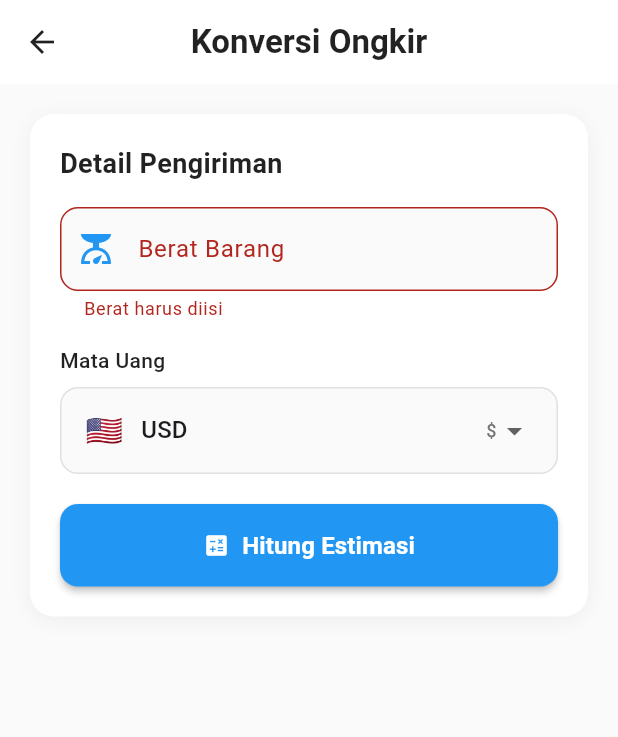
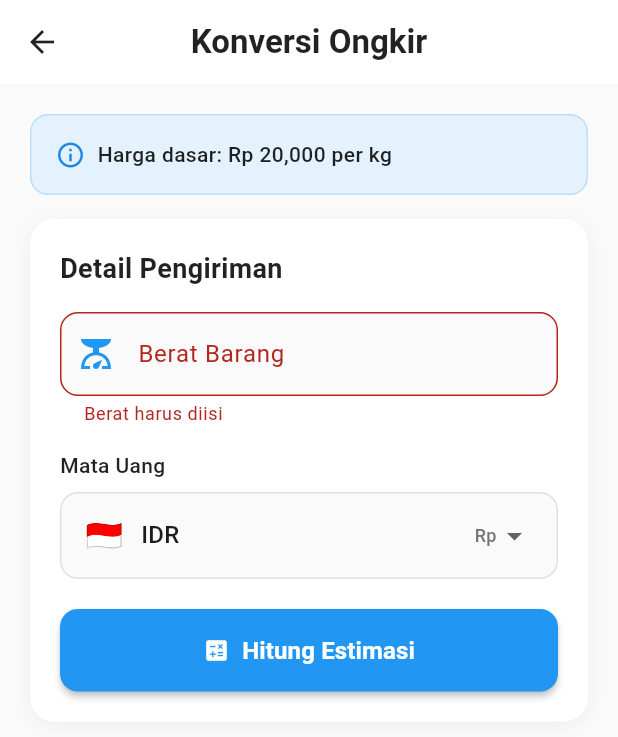
Before and after one commit to tarableisa/Aplikasi_Pengiriman_Barang_Antik-Mobile, a Flutter app: the KonversiScreen screen opened directly, after a tap on "Hitung Estimasi", on a phone screen of 412 x 824 dp. Shown: the top 737 px of the screen. Run offline on Flutter 3.47's test engine with Material 3 defaults, Android fonts, the phone set to English and light mode, and no system bars; our stand-ins replace awesome_notifications, flutter_dotenv, geocoding, geolocator, google_maps_flutter, image_picker and 3 more; accounts and stored records are empty.

Commit message:
perubahan baru

```diff
--- a/lib/screen/konversi/konversi_ongkir_screen.dart
+++ b/lib/screen/konversi/konversi_ongkir_screen.dart
@@ -16,14 +16,23 @@ class _KonversiScreenState extends State<KonversiScreen> {
   final _beratController = TextEditingController();
   final _formKey = GlobalKey<FormState>();
 
+  // Kurs mata uang yang realistis (1 unit mata uang = berapa IDR)
   final _kurs = {
-    'USD': {'rate': 0.77, 'symbol': '\$', 'flag': '🇺🇸'},
-    'EUR': {'rate': 0.87, 'symbol': '€', 'flag': '🇪🇺'},
-    'JPY': {'rate': 0.134, 'symbol': '¥', 'flag': '🇯🇵'},
     'IDR': {'rate': 1.0, 'symbol': 'Rp', 'flag': '🇮🇩'},
+    'USD': {
+      'rate': 15500.0,
+      'symbol': '\$',
+      'flag': '🇺🇸'
+    }, // 1 USD = 15,500 IDR
+    'EUR': {
+      'rate': 16800.0,
+      'symbol': '€',
+      'flag': '🇪🇺'
+    }, // 1 EUR = 16,800 IDR
+    'JPY': {'rate': 108.0, 'symbol': '¥', 'flag': '🇯🇵'}, // 1 JPY = 108 IDR
   };
 
-  String _selectedCurrency = 'USD';
+  String _selectedCurrency = 'IDR';
   double? _convertedValue;
   List<Map<String, dynamic>> _histori = [];
 
@@ -81,10 +90,12 @@ class _KonversiScreenState extends State<KonversiScreen> {
     if (!_formKey.currentState!.validate()) return;
 
     final berat = double.parse(_beratController.text);
-    final hargaPerKgIDR = 20000;
-    final totalIDR = berat * hargaPerKgIDR;
+    final hargaPerKgIDR = 20000.0; // Harga per kg dalam IDR
+    final totalIDR = berat * hargaPerKgIDR; // Total dalam IDR
+
+    // Konversi dari IDR ke mata uang yang dipilih
     final rate = _kurs[_selectedCurrency]?['rate'] as double? ?? 1.0;
-    final hasil = totalIDR * rate;
+    final hasil = totalIDR / rate; // Bagi dengan rate untuk konversi dari IDR
 
     setState(() {
       _convertedValue = hasil;
@@ -111,7 +122,14 @@ class _KonversiScreenState extends State<KonversiScreen> {
     final currency = _kurs[_selectedCurrency];
     if (currency == null) return const SizedBox.shrink();
 
-    final formatter = NumberFormat('#,##0.00');
+    // Format angka sesuai mata uang
+    String formattedValue;
+    if (_selectedCurrency == 'JPY') {
+      // JPY tidak menggunakan desimal
+      formattedValue = NumberFormat('#,##0').format(_convertedValue);
+    } else {
+      formattedValue = NumberFormat('#,##0.00').format(_convertedValue);
+    }
 
     return Container(
       width: double.infinity,
@@ -154,7 +172,7 @@ class _KonversiScreenState extends State<KonversiScreen> {
           ),
           const SizedBox(height: 8),
           Text(
-            '${currency['symbol'] as String? ?? ''} ${formatter.format(_convertedValue)}',
+            '${currency['symbol'] as String? ?? ''} $formattedValue',
             style: const TextStyle(
               color: Colors.white,
               fontSize: 28,
@@ -166,6 +184,15 @@ class _KonversiScreenState extends State<KonversiScreen> {
             style: TextStyle(
               color: Colors.white.withOpacity(0.8),
               fontSize: 14,
+            ),
+          ),
+          // Tambahan info konversi
+          const SizedBox(height: 8),
+          Text(
+            'Berat: ${_beratController.text} kg × Rp 20,000',
+            style: TextStyle(
+              color: Colors.white.withOpacity(0.7),
+              fontSize: 12,
             ),
           ),
         ],
@@ -192,6 +219,35 @@ class _KonversiScreenState extends State<KonversiScreen> {
         child: Column(
           crossAxisAlignment: CrossAxisAlignment.start,
           children: [
+            // Info Card
+            Container(
+              width: double.infinity,
+              padding: const EdgeInsets.all(16),
+              margin: const EdgeInsets.only(bottom: 16),
+              decoration: BoxDecoration(
+                color: Colors.blue.shade50,
+                borderRadius: BorderRadius.circular(12),
+                border: Border.all(color: Colors.blue.shade100),
+              ),
+              child: Row(
+                children: [
+                  Icon(Icons.info_outline,
+                      color: Colors.blue.shade600, size: 20),
+                  const SizedBox(width: 8),
+                  const Expanded(
+                    child: Text(
+                      'Harga dasar: Rp 20,000 per kg',
+                      style: TextStyle(
+                        fontSize: 14,
+                        fontWeight: FontWeight.w500,
+                        color: Colors.black87,
+                      ),
+                    ),
+                  ),
+                ],
+              ),
+            ),
+
             // Input Section
             Container(
               padding: const EdgeInsets.all(20),
@@ -251,6 +307,13 @@ class _KonversiScreenState extends State<KonversiScreen> {
                         return null;
                       },
                       onEditingComplete: _konversi,
+                      onChanged: (value) {
+                        // Auto calculate saat user mengetik
+                        if (value.isNotEmpty &&
+                            double.tryParse(value) != null) {
+                          _konversi();
+                        }
+                      },
                     ),
                     const SizedBox(height: 16),
                     const Text(
@@ -390,6 +453,16 @@ class _KonversiScreenState extends State<KonversiScreen> {
                       final symbol = currencyData?['symbol'] as String? ?? '';
                       final flag = currencyData?['flag'] as String? ?? '🌍';
 
+                      // Format berdasarkan mata uang
+                      String formattedResult;
+                      if (item['mataUang'] == 'JPY') {
+                        formattedResult =
+                            NumberFormat('#,##0').format(item['hasil']);
+                      } else {
+                        formattedResult =
+                            NumberFormat('#,##0.00').format(item['hasil']);
+                      }
+
                       return Container(
                         margin: const EdgeInsets.only(bottom: 8),
                         padding: const EdgeInsets.all(12),
@@ -418,7 +491,7 @@ class _KonversiScreenState extends State<KonversiScreen> {
                                 crossAxisAlignment: CrossAxisAlignment.start,
                                 children: [
                                   Text(
-                                    '${item['berat']} kg → $symbol ${NumberFormat('#,##0.00').format(item['hasil'])}',
+                                    '${item['berat']} kg → $symbol $formattedResult',
                                     style: const TextStyle(
                                       fontWeight: FontWeight.w500,
                                       fontSize: 13,
```
